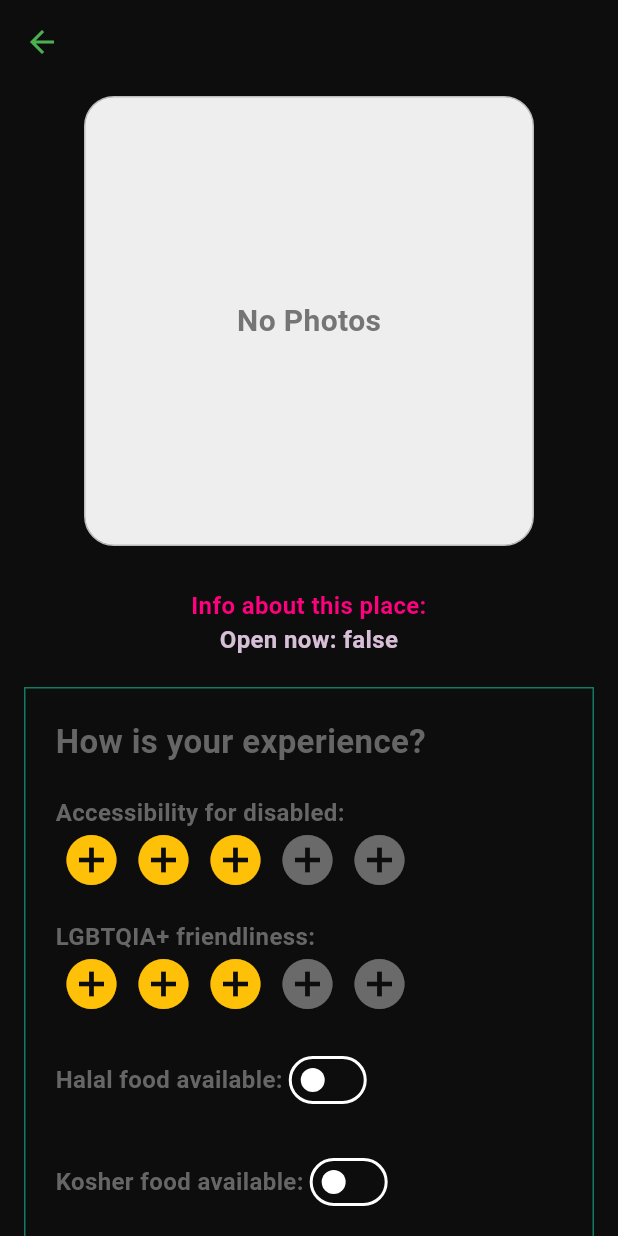
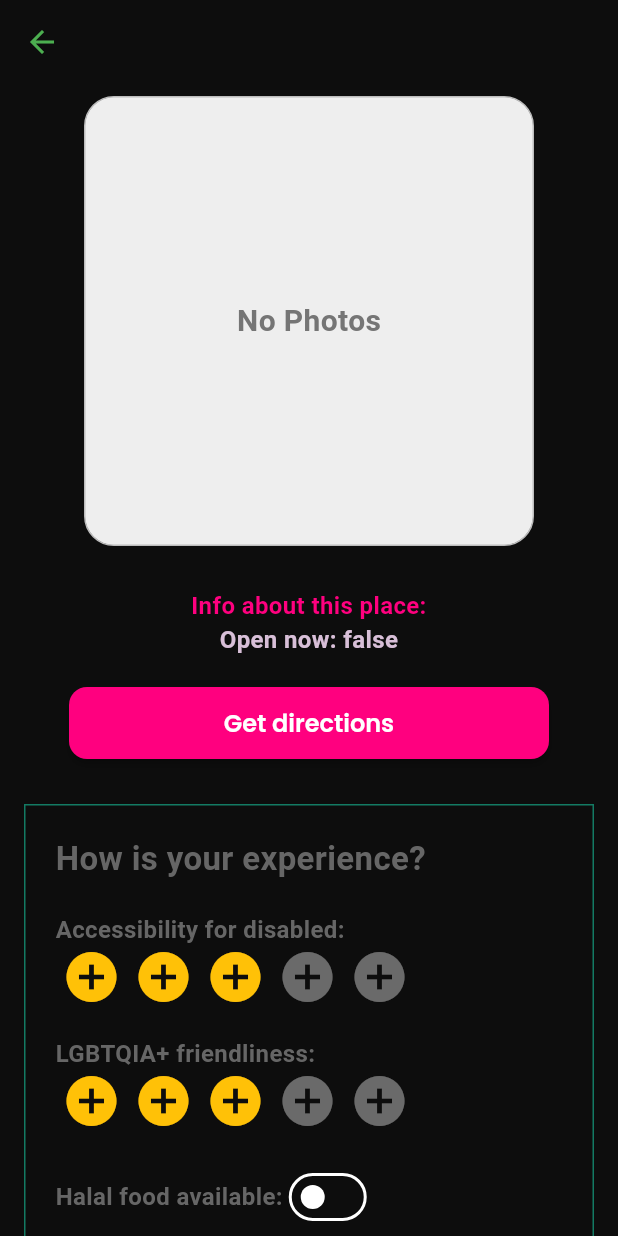
Before and after one commit to mc-ondros/we-all-belong, a Flutter app: the PreviewVenue screen opened directly with empty values, on a phone screen of 412 x 824 dp. Run offline on Flutter 3.47's test engine with Material 3 defaults, Android fonts, the phone set to English and light mode, and no system bars; drawn by our look-alikes of flutter_rating_bar; our stand-ins replace cached_network_image, cloud_firestore, firebase_auth, firebase_core, firebase_storage, flutter_map and 9 more; missing offline and left inert: maps_launcher, safe_text; accounts and stored records are empty; network calls fail; Roboto replaces fonts that are missing (Candal).

Commit message:
Refactor: Update profanity filter, enhance UI, add navigation, and add venue model to best rated
- Added more words to the profanity filter.
- Updated the homepage UI: improved the appearance of the search box, dropdown, and added venue model to the list of venues.
- Integrated navigation to the venue's location.
- Added `venueModel` to best rated venues.

```diff
--- a/we_all_belong/lib/features/best_rated/best_rated.dart
+++ b/we_all_belong/lib/features/best_rated/best_rated.dart
@@ -59,6 +59,7 @@ class BestRatedScreen extends StatelessWidget {
                               name: venue.name,
                               id: venue.place_id,
                               open_now: venue.open_now ?? false,
+                              venueModel: venue,
                             ));
                       },
                     );
--- a/we_all_belong/lib/features/preview_venue/preview_venue.dart
+++ b/we_all_belong/lib/features/preview_venue/preview_venue.dart
@@ -12,17 +12,19 @@ import 'package:we_all_belong/features/preview_venue/controller/preview_venue_co
 import '../../components/specs/colors.dart';
 import '../../core/user_controller/user_controller.dart';
 import 'package:image_picker/image_picker.dart';
+import 'package:maps_launcher/maps_launcher.dart';
 
 // ignore: must_be_immutable
 class PreviewVenue extends StatefulWidget {
   final String? name;
   final String? id;
+  final VenueModel venueModel;
   final bool? open_now;
   UserController userController = Get.find();
   // ignore: prefer_typing_uninitialized_variables
   var reviews;
   final TextEditingController reviewTextEditingController = TextEditingController();
-  PreviewVenue({required this.name, required this.id, required this.open_now, super.key});
+  PreviewVenue({required this.venueModel, this.name, required this.id, required this.open_now, super.key});
 
   @override
   State<PreviewVenue> createState() => _PreviewVenueState();
@@ -149,6 +151,15 @@ class _PreviewVenueState extends State<PreviewVenue> {
               ),
               textAlign: TextAlign.center,
             ),
+            Padding(
+              padding: const EdgeInsets.only(top: 20.0, bottom: 10, left: 30, right: 30),
+              child: ElevatedButton(
+                onPressed: () async {
+                  MapsLauncher.launchCoordinates(widget.venueModel.lat ?? 0.0, widget.venueModel.long ?? 0.0);
+                },
+                child: const Text("Get directions"),
+              ),
+            ),
             const SizedBox(height: 20),
             _buildReviewSection(),
             const SizedBox(height: 20),
@@ -215,6 +226,7 @@ class _PreviewVenueState extends State<PreviewVenue> {
                   borderRadius: BorderRadius.circular(8.0),
                   borderSide: const BorderSide(color: Colors.grey),
                 ),
+                fillColor: Colors.black,
                 focusedBorder: OutlineInputBorder(
                   borderRadius: BorderRadius.circular(8.0),
                   borderSide: const BorderSide(color: Colors.blue, width: 2.0),
--- a/we_all_belong/lib/features/wall/controller/wall_controller.dart
+++ b/we_all_belong/lib/features/wall/controller/wall_controller.dart
@@ -35,7 +35,8 @@ class WallController extends GetxController {
           'coaie',
           'fututi',
           'pizda',
-          'fututi',
+          'futu-ti',
+          'futu-ti',
           'mortii',
           'matii',
           'futu-ti',
@@ -80,7 +81,7 @@ class WallController extends GetxController {
           'bulangiu',
           'homalau',
           'futincurist',
-          'olog'
+          'olog',
         ],
         fullMode: true,
         obscureSymbol: "*",
```
Also changed, not shown: we_all_belong/lib/features/homepage/controller/homepage_controller.dart (+5 -3 lines), we_all_belong/lib/features/homepage/homepage_screen.dart (+5 -14 lines).
